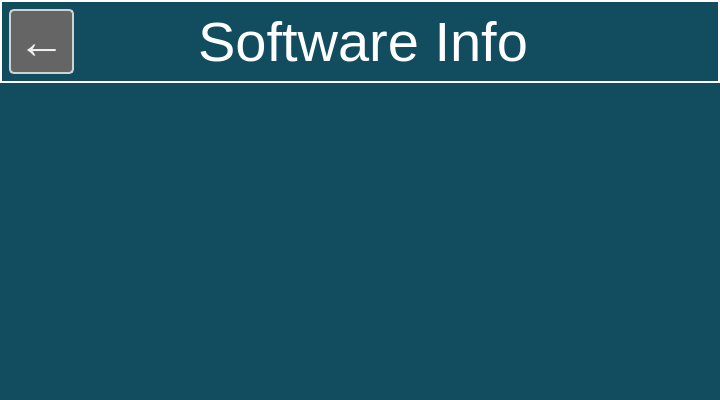
This is DMM/aboutdialog.ui in mickyTwenty/DMM as Qt 5 draws it before an edit. The edited form follows.
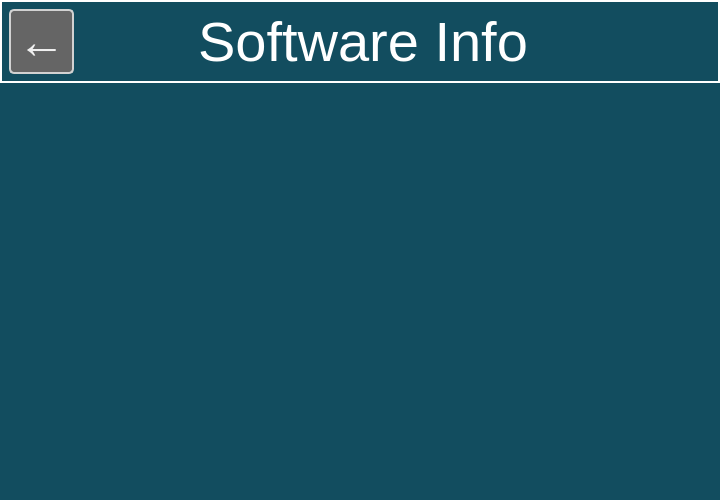
This is the edited form.

```diff
--- a/DMM/aboutdialog.ui
+++ b/DMM/aboutdialog.ui
@@ -7,19 +7,19 @@
     <x>0</x>
     <y>0</y>
     <width>720</width>
-    <height>400</height>
+    <height>500</height>
    </rect>
   </property>
   <property name="minimumSize">
    <size>
     <width>720</width>
-    <height>400</height>
+    <height>500</height>
    </size>
   </property>
   <property name="maximumSize">
    <size>
     <width>720</width>
-    <height>400</height>
+    <height>500</height>
    </size>
   </property>
   <property name="windowTitle">
@@ -145,7 +145,7 @@
         <x>0</x>
         <y>0</y>
         <width>720</width>
-        <height>314</height>
+        <height>414</height>
        </rect>
       </property>
       <layout class="QHBoxLayout" name="horizontalLayout">
```
